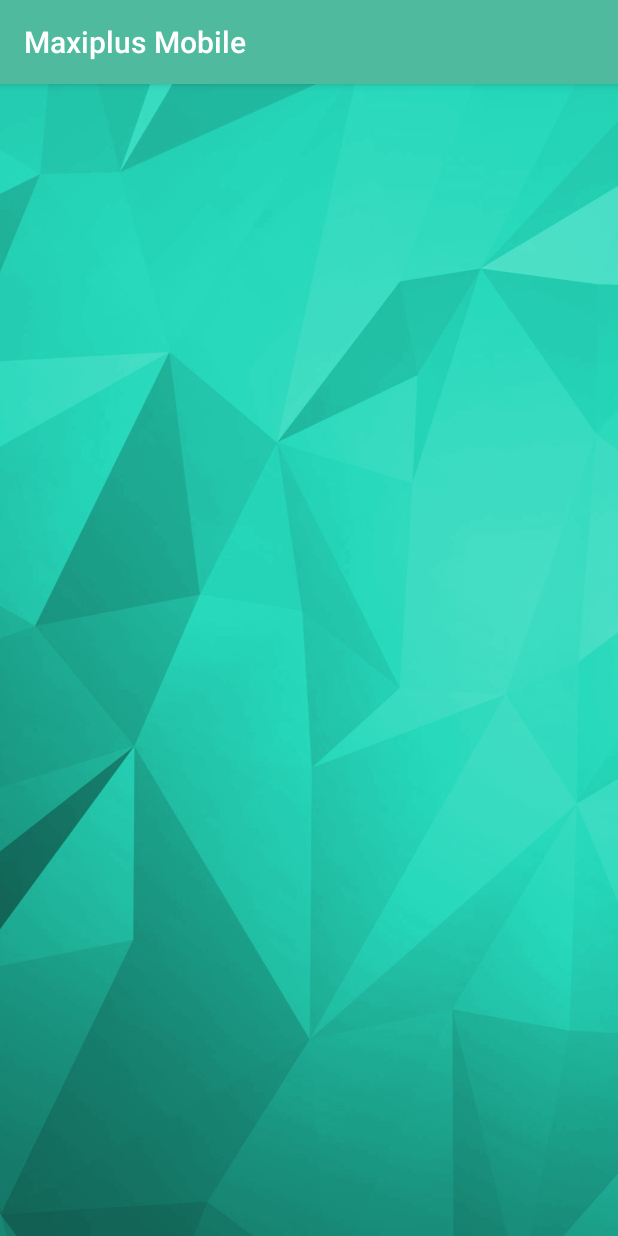
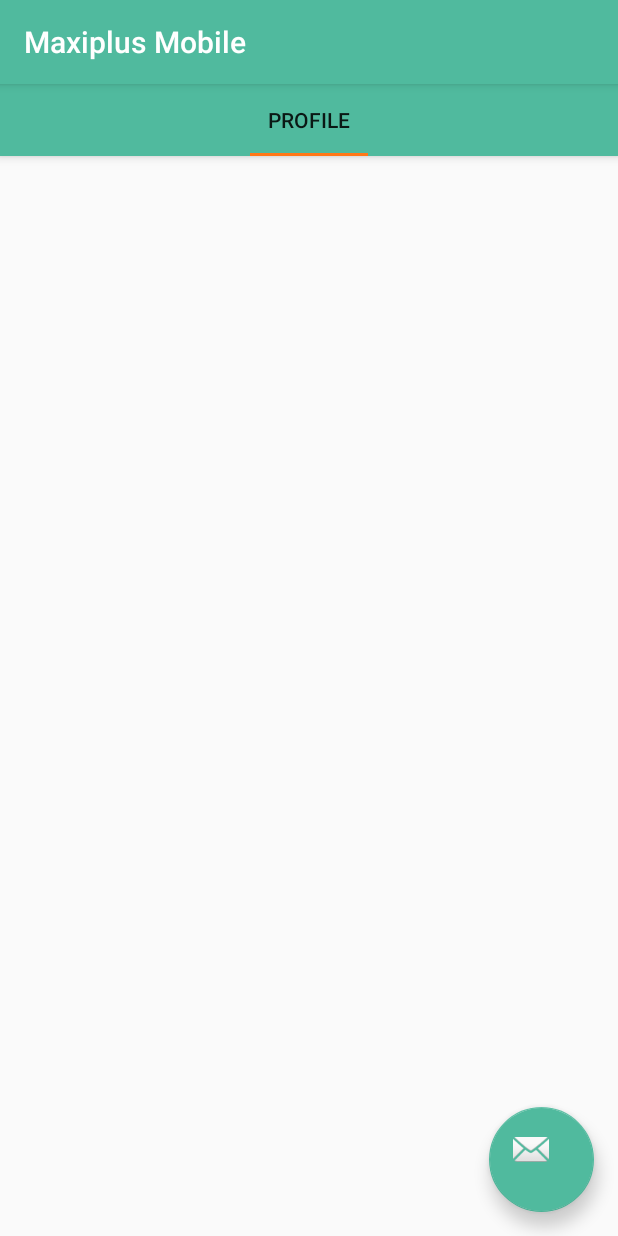
Before and after one commit to pedromartinscs/MaxiplusMobileAppClient, an Android app: the LoggedInActivity screen opened directly, with no data from a screen before it, on a phone screen of 412 x 824 dp. Run offline under Robolectric (Android 15) with nearby library versions, the phone set to English and light mode, and no system bars.

Commit message:
Criação de classe para controle de tabs após login

```diff
--- a/app/src/main/java/br/com/nancode/maxiplusmobileappclient/LoggedInActivity.java
+++ b/app/src/main/java/br/com/nancode/maxiplusmobileappclient/LoggedInActivity.java
@@ -1,5 +1,7 @@
 package br.com.nancode.maxiplusmobileappclient;
 
+import android.support.design.widget.TabLayout;
+import android.support.v4.view.ViewPager;
 import android.support.v7.app.AppCompatActivity;
 import android.os.Bundle;
 import android.view.View;
@@ -18,10 +20,22 @@ import br.com.nancode.maxiplusmobileappclient.Repository.userRepository;
 
 public class LoggedInActivity extends AppCompatActivity {
 
+    private static final String TAG = "MainTabFragment";
+    private SectionsPageAdapter mSectionsPageAdapter;
+    private ViewPager mviewPager;
+
     @Override
     protected void onCreate(Bundle savedInstanceState) {
         super.onCreate(savedInstanceState);
         setContentView(R.layout.activity_logged_in);
+
+        mSectionsPageAdapter = new SectionsPageAdapter(getSupportFragmentManager());
+
+        mviewPager = (ViewPager) findViewById(R.id.pager);
+        setupViewPager(mviewPager);
+
+        TabLayout tabLayout = (TabLayout) findViewById(R.id.tabs);
+        tabLayout.setupWithViewPager(mviewPager);
 
         logRepository lR = new logRepository(LoggedInActivity.this.getApplicationContext());
         List<logModel> logs = new ArrayList<logModel>();
@@ -64,7 +78,7 @@ public class LoggedInActivity extends AppCompatActivity {
         LoggedInActivity.this.finish();
     }
 
-    public void tarefa(View view) {
+    public void AbrirChat(View view) {
         logRepository lR = new logRepository(LoggedInActivity.this.getApplicationContext());
         logModel log = new logModel();
         Calendar c = Calendar.getInstance();
@@ -75,4 +89,10 @@ public class LoggedInActivity extends AppCompatActivity {
 
         lR.Salvar(log);
     }
+
+    private void setupViewPager(ViewPager viewPager){
+        SectionsPageAdapter adapter = new SectionsPageAdapter(getSupportFragmentManager());
+        adapter.addFragment(new LoggedInUserFragment(), getResources().getString(R.string.loggedinactivity_user_tab_title));
+        viewPager.setAdapter(adapter);
+    }
 }
--- /dev/null
+++ b/app/src/main/java/br/com/nancode/maxiplusmobileappclient/LoggedInUserFragment.java
@@ -0,0 +1,23 @@
+package br.com.nancode.maxiplusmobileappclient;
+
+import android.os.Bundle;
+import android.support.annotation.Nullable;
+import android.support.v4.app.Fragment;
+import android.view.LayoutInflater;
+import android.view.View;
+import android.view.ViewGroup;
+
+/**
+ * Created by martins on 02/08/2017.
+ */
+
+public class LoggedInUserFragment extends Fragment {
+    private static final String TAG = "UserTabFragment";
+
+    @Nullable
+    @Override
+    public View onCreateView(LayoutInflater inflater, @Nullable ViewGroup container, @Nullable Bundle savedInstanceState) {
+        View view = inflater.inflate(R.layout.activity_logged_in_user,container,false);
+        return view;
+    }
+}
--- /dev/null
+++ b/app/src/main/java/br/com/nancode/maxiplusmobileappclient/SectionsPageAdapter.java
@@ -0,0 +1,42 @@
+package br.com.nancode.maxiplusmobileappclient;
+
+import android.support.v4.app.Fragment;
+import android.support.v4.app.FragmentManager;
+import android.support.v4.app.FragmentPagerAdapter;
+
+import java.util.ArrayList;
+import java.util.List;
+
+/**
+ * Created by martins on 02/08/2017.
+ */
+
+public class SectionsPageAdapter extends FragmentPagerAdapter {
+
+    private final List<Fragment> mFragmentList = new ArrayList<>();
+    private final List<String> mFragmentTitleList = new ArrayList<>();
+
+    public void addFragment(Fragment fragment, String title){
+        mFragmentList.add(fragment);
+        mFragmentTitleList.add(title);
+    }
+
+    public SectionsPageAdapter(FragmentManager fm) {
+        super(fm);
+    }
+
+    @Override
+    public CharSequence getPageTitle(int position) {
+        return mFragmentTitleList.get(position);
+    }
+
+    @Override
+    public Fragment getItem(int position) {
+        return mFragmentList.get(position);
+    }
+
+    @Override
+    public int getCount() {
+        return mFragmentList.size();
+    }
+}
--- a/app/src/main/res/layout/activity_logged_in.xml
+++ b/app/src/main/res/layout/activity_logged_in.xml
@@ -1,23 +1,52 @@
 <?xml version="1.0" encoding="utf-8"?>
-<android.support.constraint.ConstraintLayout xmlns:android="http://schemas.android.com/apk/res/android"
+<android.support.design.widget.CoordinatorLayout xmlns:android="http://schemas.android.com/apk/res/android"
+    xmlns:tools="http://schemas.android.com/tools"
     xmlns:app="http://schemas.android.com/apk/res-auto"
-    xmlns:tools="http://schemas.android.com/tools"
     android:layout_width="match_parent"
-    android:layout_height="match_parent"
-    tools:context="br.com.nancode.maxiplusmobileappclient.LoggedInActivity">
+    android:layout_height="match_parent">
 
-    <ImageView
-        android:id="@+id/imageView3"
-        android:layout_width="0dp"
-        android:layout_height="0dp"
-        android:layout_marginBottom="0dp"
-        android:layout_marginTop="0dp"
-        android:scaleType="centerCrop"
-        app:layout_constraintBottom_toBottomOf="parent"
-        app:layout_constraintHorizontal_bias="0.0"
-        app:layout_constraintLeft_toLeftOf="parent"
-        app:layout_constraintRight_toRightOf="parent"
-        app:layout_constraintTop_toTopOf="parent"
-        app:srcCompat="@drawable/backgroundlogged" />
+    <android.support.design.widget.FloatingActionButton
+        android:id="@+id/floatingActionButton2"
+        android:layout_width="70dp"
+        android:layout_height="75dp"
+        android:layout_gravity="bottom|end"
+        android:layout_marginBottom="16dp"
+        android:layout_marginEnd="16dp"
+        android:layout_marginRight="16dp"
+        android:clickable="true"
+        app:backgroundTint="@color/colorPrimary"
+        app:fabSize="normal"
+        app:srcCompat="@android:drawable/ic_dialog_email" />
 
-</android.support.constraint.ConstraintLayout>
+    <android.support.design.widget.AppBarLayout
+        android:id="@+id/appbar"
+        android:layout_width="match_parent"
+        android:layout_height="wrap_content">
+
+        <android.support.design.widget.TabLayout
+            android:id="@+id/tabs"
+            android:layout_width="match_parent"
+            android:layout_height="wrap_content"
+            app:tabGravity="center"
+            app:tabMode="scrollable">
+
+        </android.support.design.widget.TabLayout>
+
+        <android.support.v4.view.ViewPager
+            android:id="@+id/pager"
+            android:layout_width="match_parent"
+            android:layout_height="wrap_content"
+            android:elevation="0dp"
+            app:layout_constraintBottom_toTopOf="parent"
+            app:layout_constraintLeft_toLeftOf="parent"
+            app:layout_constraintRight_toLeftOf="parent"
+            app:layout_constraintTop_toTopOf="parent"
+            tools:layout_constraintBottom_creator="1"
+            tools:layout_constraintLeft_creator="1"
+            tools:layout_constraintRight_creator="1"
+            tools:layout_constraintTop_creator="1">
+
+        </android.support.v4.view.ViewPager>
+    </android.support.design.widget.AppBarLayout>
+
+</android.support.design.widget.CoordinatorLayout>
--- /dev/null
+++ b/app/src/main/res/layout/activity_logged_in_car.xml
@@ -0,0 +1,7 @@
+<?xml version="1.0" encoding="utf-8"?>
+<android.support.constraint.ConstraintLayout xmlns:android="http://schemas.android.com/apk/res/android"
+    android:orientation="vertical"
+    android:layout_width="match_parent"
+    android:layout_height="match_parent">
+
+</android.support.constraint.ConstraintLayout>
--- /dev/null
+++ b/app/src/main/res/layout/activity_logged_in_user.xml
@@ -0,0 +1,8 @@
+<?xml version="1.0" encoding="utf-8"?>
+<android.support.constraint.ConstraintLayout xmlns:android="http://schemas.android.com/apk/res/android"
+    xmlns:app="http://schemas.android.com/apk/res-auto"
+    xmlns:tools="http://schemas.android.com/tools"
+    android:layout_width="match_parent"
+    android:layout_height="match_parent">
+
+</android.support.constraint.ConstraintLayout>
--- a/app/src/main/res/values/strings.xml
+++ b/app/src/main/res/values/strings.xml
@@ -10,9 +10,7 @@
     <string name="mainactivity_success_login">Welcome!</string>
     <string name="loggedinactivity_logout">Log out</string>
     <string name="loggedinactivity_quote">Quote</string>
-    <string name="title_activity_testetabulado">Testetabulado</string>
-    <string name="action_settings">Settings</string>
-    <string name="section_format">Hello World from section: %1$d</string>
+    <string name="loggedinactivity_user_tab_title">Profile</string>
 
     <!-- Strings related to login -->
 </resources>
```
Also changed, not shown: 3 other files.
